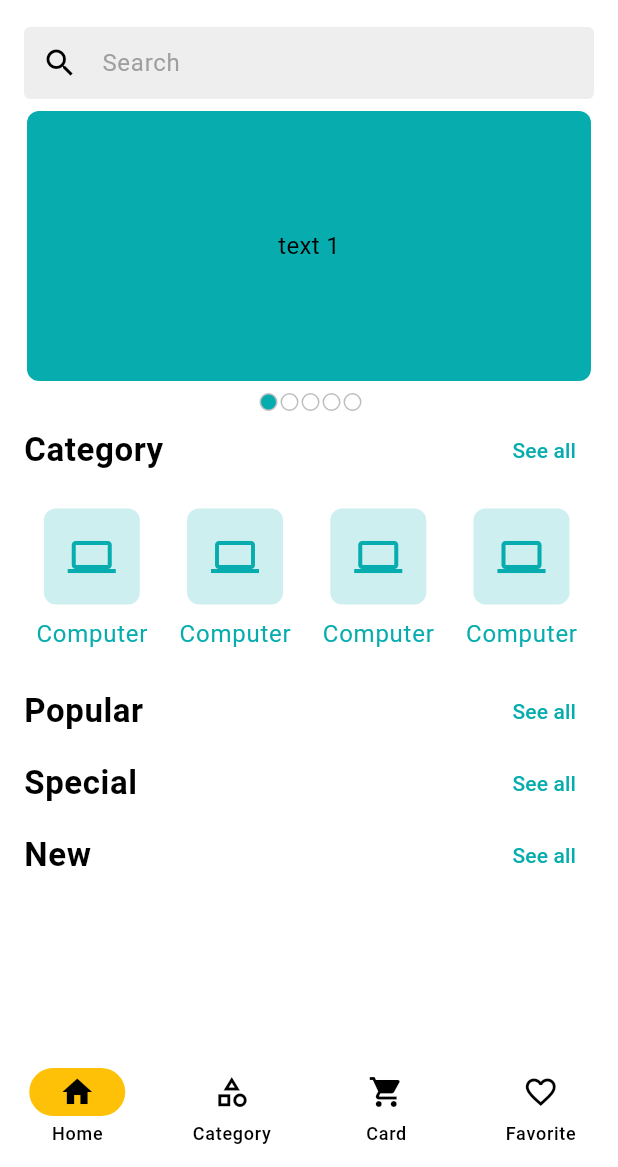
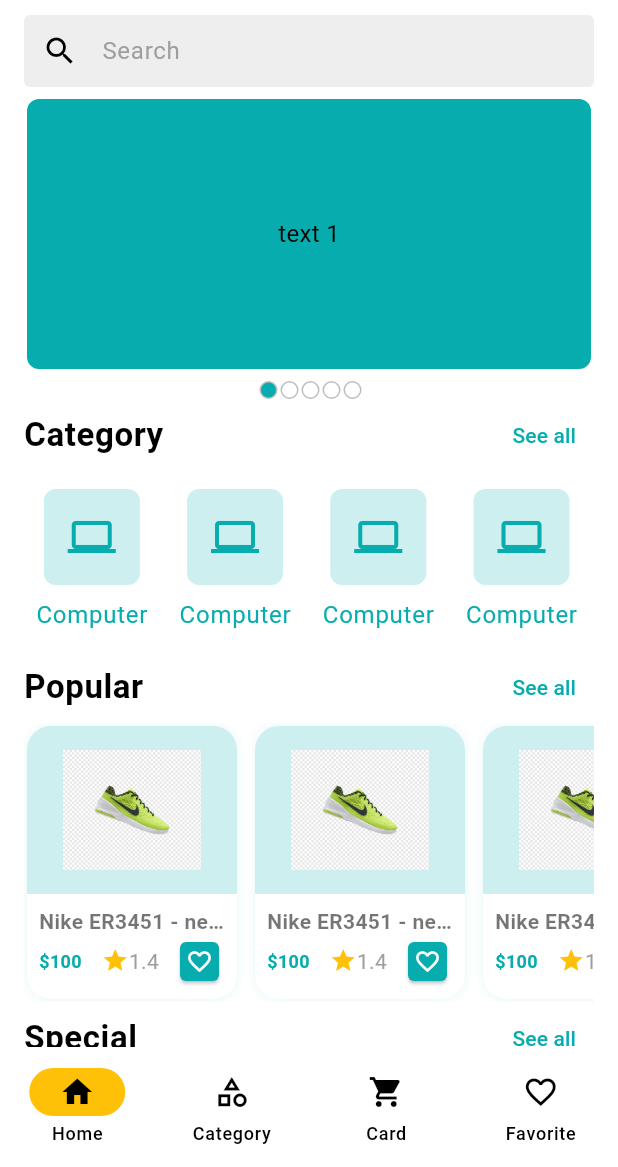
Before and after one commit to Takbirulislam420/E-commerce-App-with-GetX, a Flutter app: the screen it shows after launch, on a phone screen of 412 x 824 dp, the part 69-1236 px from its top. Run offline on Flutter 3.47's test engine with Material 3 defaults, Android fonts, the phone set to English and light mode, and no system bars; drawn by our look-alikes of carousel_slider; our stand-ins replace email_validator, firebase_core, firebase_crashlytics, flutter_svg, get; accounts and stored records are empty.

Commit message:
home ui design done

```diff
--- a/lib/app/app_assets_path.dart
+++ b/lib/app/app_assets_path.dart
@@ -1,5 +1,7 @@
 class AppAssetsPath {
   static const String _svgBasePath = "assets/svg";
+  static const String _imageBasePath = "assets/image";
   static final String navLogoPath = '$_svgBasePath/logo_nav.svg';
   static final String logoPath = "$_svgBasePath/logo.svg";
+  static final String dummyImage = "$_imageBasePath/nike_show.png";
 }
--- a/lib/features/common/ui/controller/main_bottom_nav_controller.dart
+++ b/lib/features/common/ui/controller/main_bottom_nav_controller.dart
@@ -7,17 +7,21 @@ class MainBottomNavController extends GetxController {
 
   void changeIndex(int index) {
     if (index == _currentIndex) {
+      print("$_currentIndex when check the index");
       return;
     }
     _currentIndex = index;
+    print("$_currentIndex after change the index");
     update();
   }
 
   void moveToCategory() {
     changeIndex(1);
+    print("$_currentIndex when check the index move to category");
   }
 
   void moveToHome() {
     changeIndex(0);
+    print("$_currentIndex when check the index move to home");
   }
 }
--- a/lib/features/common/ui/screen/main_bottom_nav_screen.dart
+++ b/lib/features/common/ui/screen/main_bottom_nav_screen.dart
@@ -29,6 +29,7 @@ class _MainBottomNavScreenState extends State<MainBottomNavScreen> {
           bottomNavigationBar: NavigationBar(
             selectedIndex: navController.selectedIndex,
             onDestinationSelected: navController.changeIndex,
+
             destinations: [
               NavigationDestination(icon: Icon(Icons.home), label: "Home"),
               NavigationDestination(
--- /dev/null
+++ b/lib/features/common/ui/widgets/product_card.dart
@@ -0,0 +1,92 @@
+import 'package:flutter/material.dart';
+import 'package:mkr_mart/app/app_assets_path.dart';
+import 'package:mkr_mart/app/app_colors.dart';
+
+class ProductCard extends StatelessWidget {
+  const ProductCard({super.key});
+
+  @override
+  Widget build(BuildContext context) {
+    return Container(
+      width: 140,
+      margin: EdgeInsets.all(2),
+      decoration: BoxDecoration(
+        color: Colors.white,
+        borderRadius: BorderRadius.circular(16),
+        boxShadow: [
+          BoxShadow(
+            color: AppColors.themeColors.withOpacity(0.1),
+            offset: Offset(0.0, 0.10),
+            blurRadius: 5,
+          ),
+        ],
+      ),
+
+      child: Column(
+        children: [
+          Container(
+            width: 140,
+            decoration: BoxDecoration(
+              color: AppColors.themeColors.withOpacity(0.2),
+              borderRadius: BorderRadius.only(
+                topLeft: Radius.circular(16),
+                topRight: Radius.circular(16),
+              ),
+            ),
+            padding: EdgeInsets.all(16),
+            child: Image.asset(AppAssetsPath.dummyImage, height: 80, width: 80),
+          ),
+          Padding(
+            padding: const EdgeInsets.all(8.0),
+            child: Column(
+              children: [
+                Text(
+                  "Nike ER3451 - new model of 2025",
+                  maxLines: 1,
+                  style: TextStyle(
+                    color: Colors.black54,
+                    overflow: TextOverflow.ellipsis,
+                    fontWeight: FontWeight.w600,
+                  ),
+                ),
+                Row(
+                  mainAxisAlignment: MainAxisAlignment.spaceBetween,
+                  children: [
+                    Text(
+                      '\$100 ',
+                      style: TextStyle(
+                        fontSize: 12,
+                        color: AppColors.themeColors,
+                        fontWeight: FontWeight.w600,
+                      ),
+                    ),
+                    Wrap(
+                      children: [
+                        Icon(Icons.star, size: 18, color: Colors.amber),
+                        Text("1.4", style: TextStyle(color: Colors.grey)),
+                      ],
+                    ),
+                    Card(
+                      color: AppColors.themeColors,
+                      shape: RoundedRectangleBorder(
+                        borderRadius: BorderRadiusGeometry.circular(4),
+                      ),
+                      child: Padding(
+                        padding: EdgeInsets.all(4),
+                        child: Icon(
+                          Icons.favorite_border,
+                          size: 18,
+                          color: Colors.white,
+                        ),
+                      ),
+                    ),
+                  ],
+                ),
+              ],
+            ),
+          ),
+        ],
+      ),
+    );
+  }
+}
--- a/lib/features/common/ui/widgets/product_category_item.dart
+++ b/lib/features/common/ui/widgets/product_category_item.dart
@@ -8,6 +8,10 @@ class ProductCategoryItem extends StatelessWidget {
   Widget build(BuildContext context) {
     return Padding(
       padding: const EdgeInsets.all(8.0),
+      child: GestureDetector(
+        onTap: () {
+          // Navigate the product list page
+        },
         child: Column(
           mainAxisSize: MainAxisSize.min,
           mainAxisAlignment: MainAxisAlignment.center,
@@ -19,7 +23,11 @@ class ProductCategoryItem extends StatelessWidget {
                 color: AppColors.themeColors.withOpacity(0.2),
                 borderRadius: BorderRadius.circular(8),
               ),
-            child: Icon(Icons.computer, color: AppColors.themeColors, size: 32),
+              child: Icon(
+                Icons.computer,
+                color: AppColors.themeColors,
+                size: 32,
+              ),
             ),
             const SizedBox(height: 8),
             Text(
@@ -30,6 +38,7 @@ class ProductCategoryItem extends StatelessWidget {
             ),
           ],
         ),
+      ),
     );
   }
 }
--- a/lib/features/home/ui/screen/home_screen.dart
+++ b/lib/features/home/ui/screen/home_screen.dart
@@ -4,6 +4,7 @@ import 'package:get/get.dart';
 import 'package:mkr_mart/app/app_assets_path.dart';
 import 'package:mkr_mart/app/app_colors.dart';
 import 'package:mkr_mart/features/common/ui/controller/main_bottom_nav_controller.dart';
+import 'package:mkr_mart/features/common/ui/widgets/product_card.dart';
 import 'package:mkr_mart/features/home/ui/widgets/app_bar_button.dart';
 import 'package:mkr_mart/features/home/ui/widgets/home_carousel_slider.dart';
 import 'package:mkr_mart/features/common/ui/widgets/product_category_item.dart';
@@ -27,23 +28,22 @@ class _HomeScreenState extends State<HomeScreen> {
           padding: const EdgeInsets.symmetric(horizontal: 16),
           child: Column(
             children: [
-              SizedBox(height: 8),
               ProductSearchBar(),
-              SizedBox(height: 8),
+              const SizedBox(height: 8),
               HomeCarouselSlider(),
-              SizedBox(height: 2),
               _buildSectionHeader(
                 title: "Category",
                 onTapSeeAll: () {
                   Get.find<MainBottomNavController>().moveToCategory();
                 },
               ),
-              SizedBox(height: 3),
               _getCategoryList(),
-              SizedBox(height: 3),
               _buildSectionHeader(title: "Popular", onTapSeeAll: () {}),
+              _getPopularProduct(),
               _buildSectionHeader(title: "Special", onTapSeeAll: () {}),
+              _getSpecialProducts(),
               _buildSectionHeader(title: "New", onTapSeeAll: () {}),
+              _getNewProduct(),
             ],
           ),
         ),
@@ -98,4 +98,42 @@ class _HomeScreenState extends State<HomeScreen> {
       ),
     );
   }
+
+  Widget _getPopularProduct() {
+    //return ProductCard();
+    return SingleChildScrollView(
+      scrollDirection: Axis.horizontal,
+      child: Row(
+        spacing: 8,
+        children: [1, 2, 3, 4, 5].map((e) => ProductCard()).toList(),
+      ),
+    );
+  }
+
+  Widget _getSpecialProducts() {
+    return SizedBox(
+      height: 190,
+      child: ListView.separated(
+        scrollDirection: Axis.horizontal,
+        itemCount: 10,
+        itemBuilder: (context, index) {
+          return ProductCard();
+        },
+        separatorBuilder: (context, index) {
+          return SizedBox(width: 8);
+        },
+      ),
+    );
+  }
+
+  Widget _getNewProduct() {
+    //return ProductCard();
+    return SingleChildScrollView(
+      scrollDirection: Axis.horizontal,
+      child: Row(
+        spacing: 8,
+        children: [1, 2, 3, 4, 5].map((e) => ProductCard()).toList(),
+      ),
+    );
+  }
 }
--- a/pubspec.yaml
+++ b/pubspec.yaml
@@ -66,6 +66,7 @@ flutter:
   # To add assets to your application, add an assets section, like this:
   assets:
     - assets/svg/
+    - assets/image/
 
   # An image asset can refer to one or more resolution-specific "variants", see
   # https://flutter.dev/to/resolution-aware-images
```
Also changed, not shown: assets/image/nike_show.png (added), 1 other file. Lines whose indentation alone changed are shown as unchanged.
